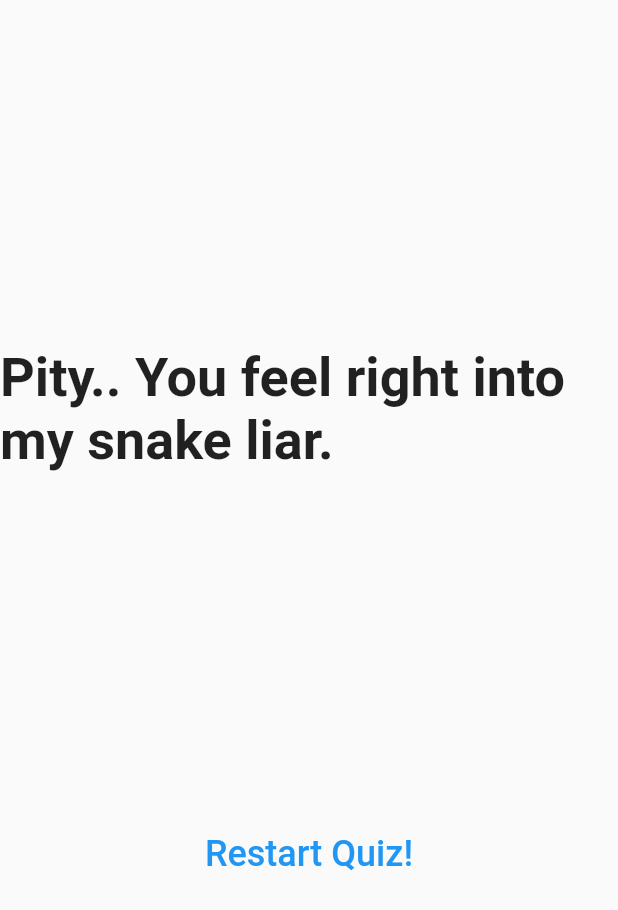
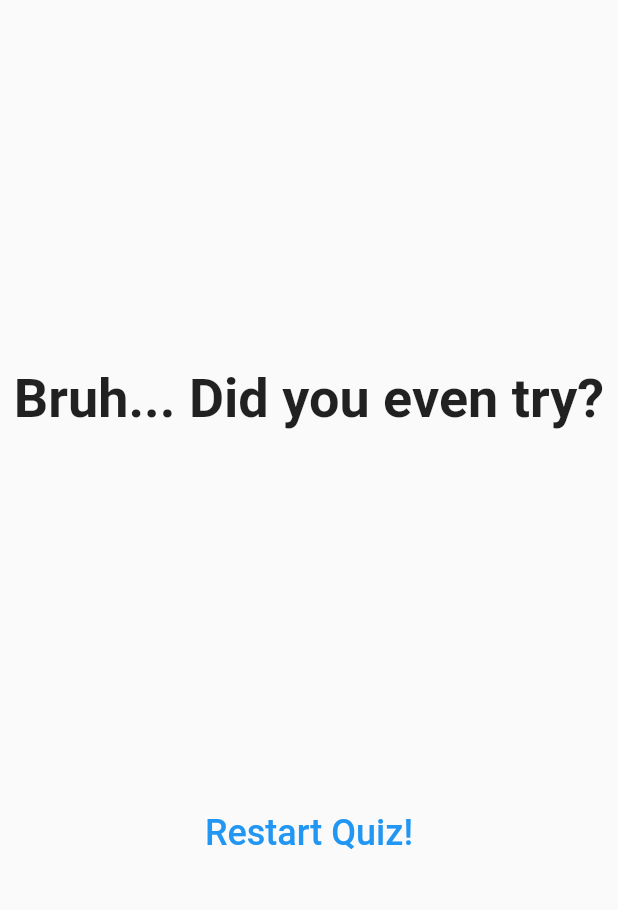
Before and after one commit to DanKheadies/the_phatness_app, a Flutter app: the Result widget shown alone on an empty page, opened directly with empty values, on a phone screen of 412 x 824 dp. Shown: the top 910 px of the screen. Run offline on Flutter 3.47's test engine with Material 2 defaults, Android fonts, the phone set to English and light mode, and no system bars; our stand-ins replace audioplayers.

Commit message:
Result text

```diff
--- a/lib/widgets/result.dart
+++ b/lib/widgets/result.dart
@@ -9,14 +9,15 @@ class Result extends StatelessWidget {
   String get resultPhrase {
     String resultText;
     if (resultScore >= 52) {
-      resultText = 'Perfect. Your next clue is...';
+      resultText =
+          'Congratulations! You did it!! Now for clue #7 aka the "money shot." Have you looked under your bed today?';
     } else if (resultScore >= 45) {
       resultText =
-          'Ohhh.. You\'re pretty gosh darn close. Here\'s a prety gosh darn close hint: ';
+          'Ohhh.. You\'re pretty gosh darn close. Here\'s a prety gosh darn close hint: skate better.';
     } else if (resultScore > 20) {
-      resultText = 'Bruh.';
+      resultText = 'Pity.. You feel right into my snake liar. GG RE';
     } else {
-      resultText = 'Pity.. You feel right into my snake liar.';
+      resultText = 'Bruh... Did you even try?';
     }
     return resultText;
   }
```
Also changed, not shown: 1 other file.
